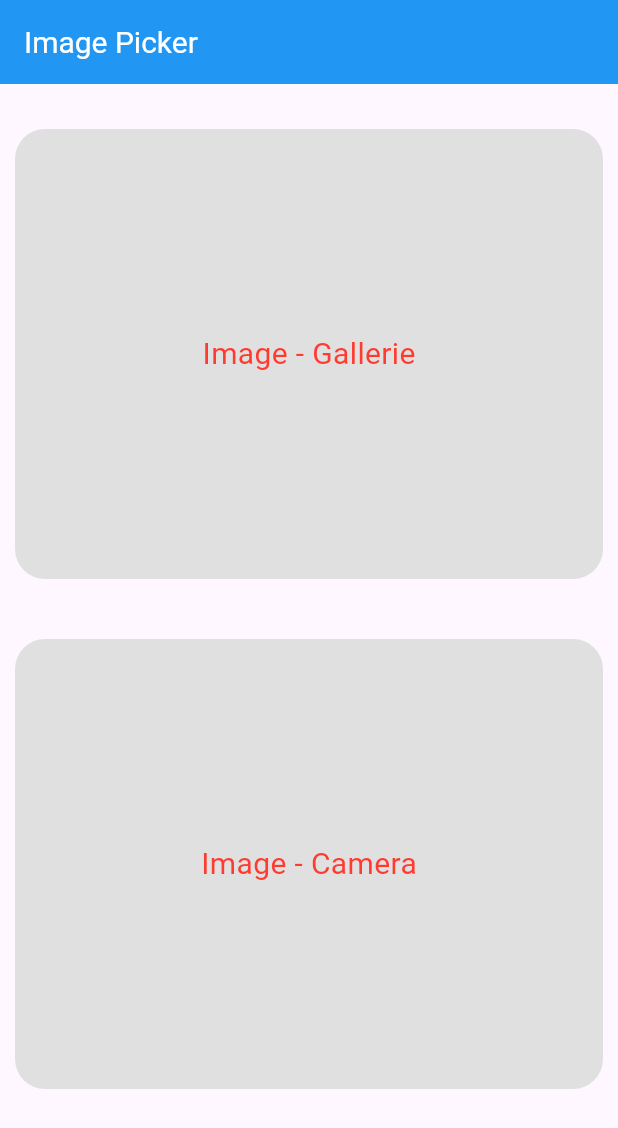
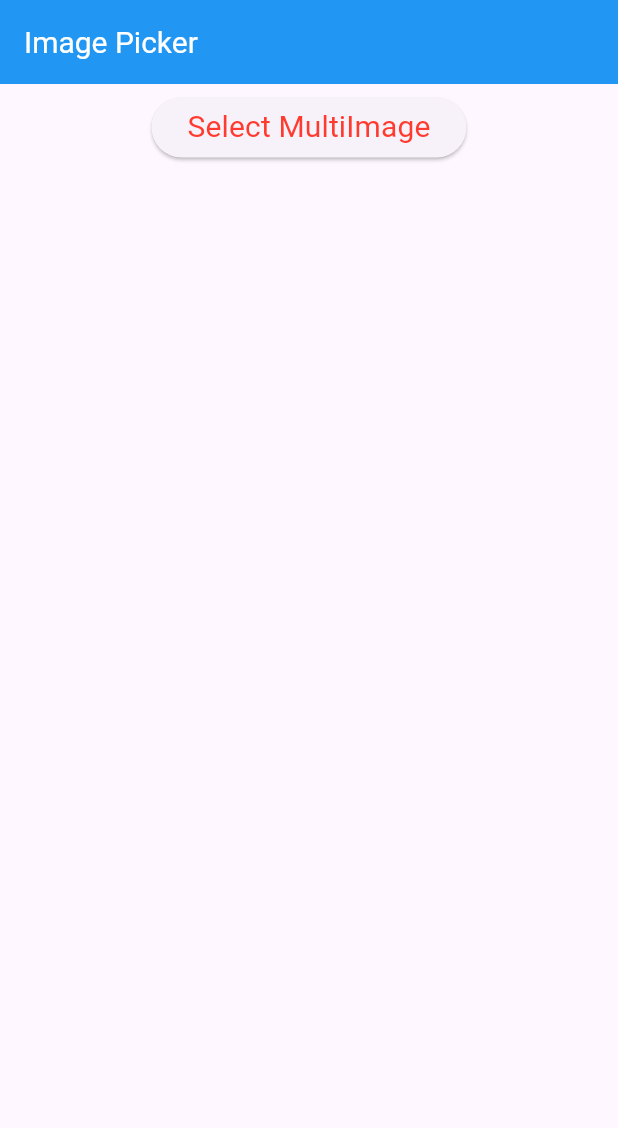
Before and after one commit to KabaDiakite0212/formation_odc, a Flutter app: the screen it shows after launch, on a phone screen of 412 x 824 dp. Shown: the top 1128 px of the screen. Run offline on Flutter 3.47's test engine with Material 3 defaults, Android fonts, the phone set to English and light mode, and no system bars; our stand-ins replace image_picker.

Commit message:
multi select files

```diff
--- a/lib/screens/image_picker_screen.dart
+++ b/lib/screens/image_picker_screen.dart
@@ -16,6 +16,7 @@ class ImagePickerScreen extends StatefulWidget {
 class _ImagePickerScreenState extends State<ImagePickerScreen> {
   File? selectedImage;
   File? selectedImageCamera;
+  List<File>? mutliSelectedImage;
 
   @override
   Widget build(BuildContext context) {
@@ -28,81 +29,126 @@ class _ImagePickerScreenState extends State<ImagePickerScreen> {
         ),
         backgroundColor: Colors.blue,
       ),
-      body: Center(
+      body: SingleChildScrollView(
+        child: SizedBox(
+          height: MediaQuery.of(context).size.height,
+          width: MediaQuery.of(context).size.width,
           child: Column(
             crossAxisAlignment: CrossAxisAlignment.center,
             // mainAxisAlignment: MainAxisAlignment.center,
             children: [
-            BasicWidgets.heightSize(20),
-            InkWell(
-              onTap: () async {
-                var imageGallery =
-                    await ImagePicker().pickImage(source: ImageSource.gallery);
+              // BasicWidgets.heightSize(20),
+              // InkWell(
+              //   onTap: () async {
+              //     var imageGallery =
+              //         await ImagePicker().pickImage(source: ImageSource.gallery);
+              //     setState(() {
+              //       selectedImage = File(imageGallery!.path);
+              //     });
+              //   },
+              //   child: Container(
+              //     margin: const EdgeInsets.all(10),
+              //     height: 300,
+              //     width: double.infinity,
+              //     decoration: BoxDecoration(
+              //         color: Colors.grey.shade300,
+              //         borderRadius: BorderRadius.circular(20)),
+              //     child: selectedImage != null
+              //         ? ClipRRect(
+              //             borderRadius: BorderRadius.circular(20),
+              //             child: Image.file(
+              //               selectedImage!,
+              //               height: 300,
+              //               width: double.infinity,
+              //               fit: BoxFit.cover,
+              //             ),
+              //           )
+              //         : const Center(
+              //             child: CustomText(
+              //               title: "Image - Gallerie",
+              //             ),
+              //           ),
+              //   ),
+              // ),
+              // BasicWidgets.heightSize(20),
+              // InkWell(
+              //   onTap: () async {
+              //     var imageCamera =
+              //         await ImagePicker().pickImage(source: ImageSource.camera);
+              //     setState(() {
+              //       selectedImageCamera = File(imageCamera!.path);
+              //     });
+              //   },
+              //   child: Container(
+              //     margin: const EdgeInsets.all(10),
+              //     height: 300,
+              //     width: double.infinity,
+              //     decoration: BoxDecoration(
+              //         color: Colors.grey.shade300,
+              //         borderRadius: BorderRadius.circular(20)),
+              //     child: selectedImageCamera != null
+              //         ? ClipRRect(
+              //             borderRadius: BorderRadius.circular(20),
+              //             child: Image.file(
+              //               selectedImageCamera!,
+              //               height: 300,
+              //               width: double.infinity,
+              //               fit: BoxFit.cover,
+              //             ),
+              //           )
+              //         : const Center(
+              //             child: CustomText(
+              //               title: "Image - Camera",
+              //             ),
+              //           ),
+              //   ),
+              // ),
+              BasicWidgets.heightSize(5),
+              ElevatedButton(
+                onPressed: () async {
+                  List<XFile> multiImage =
+                      await ImagePicker().pickMultiImage(limit: 3);
+
+                  List<File> fileMapped =
+                      multiImage.map((file) => File(file.path)).toList();
                   setState(() {
-                  selectedImage = File(imageGallery!.path);
+                    mutliSelectedImage = fileMapped;
                   });
                 },
-              child: Container(
+                child: CustomText(
+                  title: "Select MultiImage",
+                ),
+              ),
+              BasicWidgets.heightSize(20),
+
+              mutliSelectedImage != null
+                  ? SizedBox(
+                      height: MediaQuery.of(context).size.height / 1.2,
+                      width: MediaQuery.of(context).size.width,
+                      child: ListView.builder(
+                          itemCount: mutliSelectedImage!.length,
+                          itemBuilder: (context, index) {
+                            return Container(
                                 margin: const EdgeInsets.all(10),
                                 height: 300,
                                 width: double.infinity,
                                 decoration: BoxDecoration(
                                     color: Colors.grey.shade300,
                                     borderRadius: BorderRadius.circular(20)),
-                child: selectedImage != null
-                    ? ClipRRect(
+                                child: ClipRRect(
                                   borderRadius: BorderRadius.circular(20),
                                   child: Image.file(
-                          selectedImage!,
+                                    mutliSelectedImage![index],
                                     height: 300,
                                     width: double.infinity,
                                     fit: BoxFit.cover,
                                   ),
+                                ));
+                          }),
                     )
-                    : const Center(
-                        child: CustomText(
-                          title: "Image - Gallerie",
+                  : const SizedBox()
+            ],
           ),
-                      ),
-              ),
-            ),
-
-            BasicWidgets.heightSize(20),
-            InkWell(
-              onTap: () async {
-                var imageCamera =
-                    await ImagePicker().pickImage(source: ImageSource.camera);
-                setState(() {
-                  selectedImageCamera = File(imageCamera!.path);
-                });
-              },
-              child: Container(
-                margin: const EdgeInsets.all(10),
-                height: 300,
-                width: double.infinity,
-                decoration: BoxDecoration(
-                    color: Colors.grey.shade300,
-                    borderRadius: BorderRadius.circular(20)),
-                child: selectedImageCamera != null
-                    ? ClipRRect(
-                      borderRadius: BorderRadius.circular(20),
-                      child: Image.file(
-                          selectedImageCamera!,
-                          height: 300,
-                          width: double.infinity,
-                          fit: BoxFit.cover,
-                        ),
-                    )
-                    : const Center(
-                        child: CustomText(
-                          title: "Image - Camera",
-                        ),
-                      ),
-              ),
-            ),
-
-            BasicWidgets.heightSize(20),
-          ],
         ),
       ),
     );
```
Lines whose indentation alone changed are shown as unchanged.
